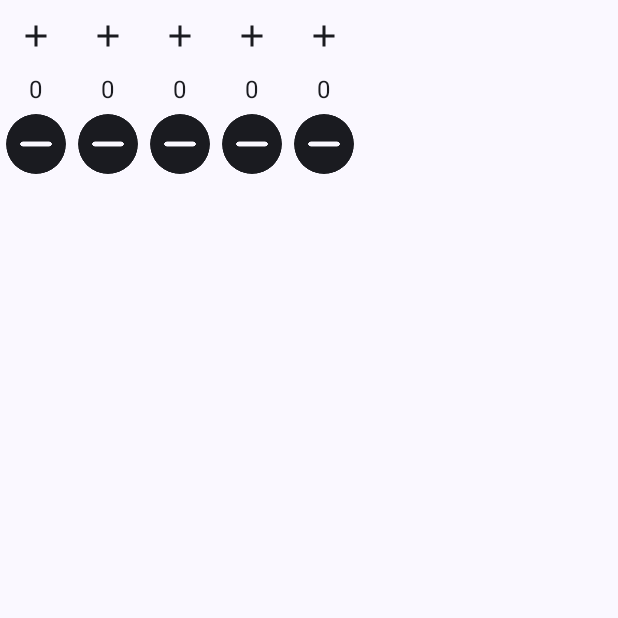
After one commit to monopoly11141/Twoforyou_AllMighty, an Android app built with Jetpack Compose: the composable NumberCounterGroup shown on its own in the app's theme, on a phone screen of 412 x 824 dp, the top half of it. The commit adds this screen. Run offline under Robolectric (Android 15) with nearby library versions, the phone set to English and light mode, and no system bars.

Commit message:
Working on AddRoundScreen

```diff
--- a/app/src/main/java/com/example/twoforyou_allmighty/feature_record/domain/model/helper/TrumpSuit.kt
+++ b/app/src/main/java/com/example/twoforyou_allmighty/feature_record/domain/model/helper/TrumpSuit.kt
@@ -4,6 +4,6 @@ enum class Trump_Suit {
     SPADE,
     DIAMOND,
     HEART,
-    ClUB,
+    CLUB,
     NO_TRUMP_SUIT
 }
--- /dev/null
+++ b/app/src/main/java/com/example/twoforyou_allmighty/feature_record/presentation/add_round/component/NumberCounterGroup.kt
@@ -0,0 +1,52 @@
+package com.example.twoforyou_allmighty.feature_record.presentation.add_round.component
+
+import androidx.compose.foundation.layout.Arrangement
+import androidx.compose.foundation.layout.Column
+import androidx.compose.foundation.layout.Row
+import androidx.compose.foundation.layout.fillMaxWidth
+import androidx.compose.material.icons.Icons
+import androidx.compose.material.icons.filled.Add
+import androidx.compose.material3.Icon
+import androidx.compose.material3.IconButton
+import androidx.compose.material3.Text
+import androidx.compose.runtime.Composable
+import androidx.compose.runtime.mutableStateListOf
+import androidx.compose.runtime.remember
+import androidx.compose.ui.Alignment
+import androidx.compose.ui.Modifier
+import androidx.compose.ui.res.painterResource
+import com.example.twoforyou_allmighty.R
+
+@Composable
+fun NumberCounterGroup(modifier: Modifier = Modifier) {
+    val number = remember { mutableStateListOf(0, 0, 0, 0, 0) }
+    Row(
+        modifier = Modifier
+            .fillMaxWidth()
+    ) {
+        for (i in 0..4) {
+            Column(
+                verticalArrangement = Arrangement.Center,
+                horizontalAlignment = Alignment.CenterHorizontally
+            ) {
+                IconButton(onClick = { number[i]++ }) {
+                    Icon(
+                        imageVector = Icons.Filled.Add,
+                        contentDescription = "더하기"
+                    )
+                }
+
+                Text("${number[i]}")
+
+                IconButton(onClick = { if (number[i] > 0) number[i]-- }) {
+                    Icon(
+                        painter = painterResource(R.drawable.minus),
+                        contentDescription = "빼기"
+                    )
+                }
+            }
+        }
+
+    }
+
+}
```
Also changed, not shown: app/src/main/java/com/example/twoforyou_allmighty/feature_record/presentation/add_round/AddRoundScreen.kt (+29 -11 lines), app/src/main/java/com/example/twoforyou_allmighty/feature_record/presentation/add_round/component/PlayerRadioGroup.kt (+4 -6 lines), app/src/main/res/drawable/minus.png (added).
